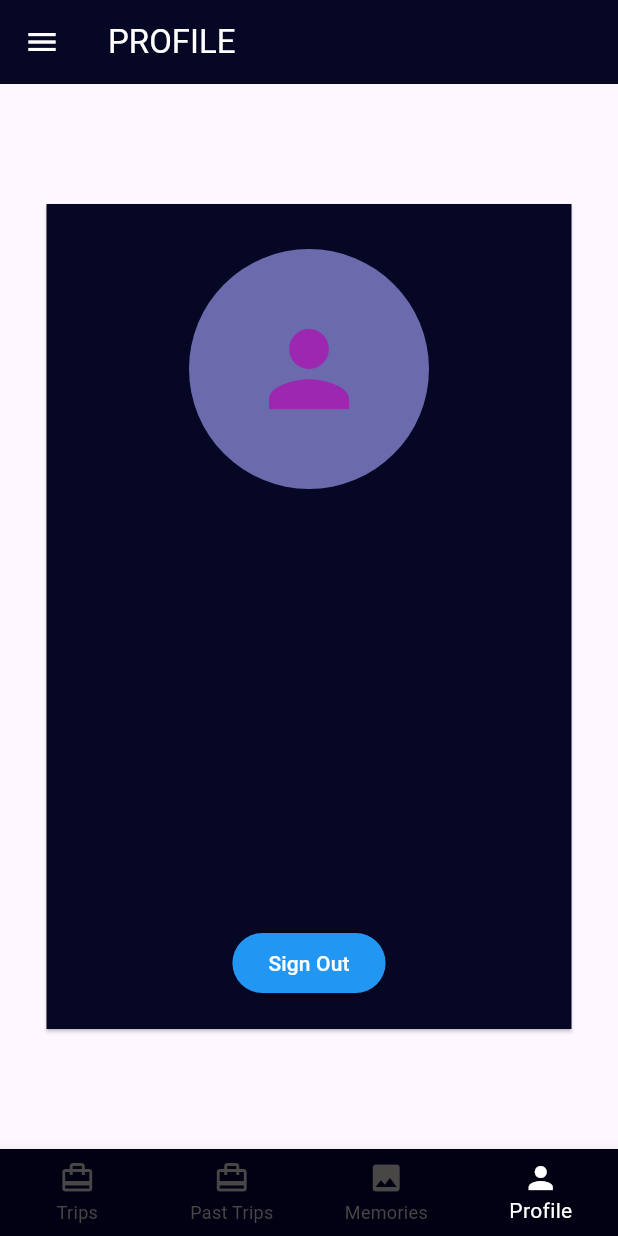
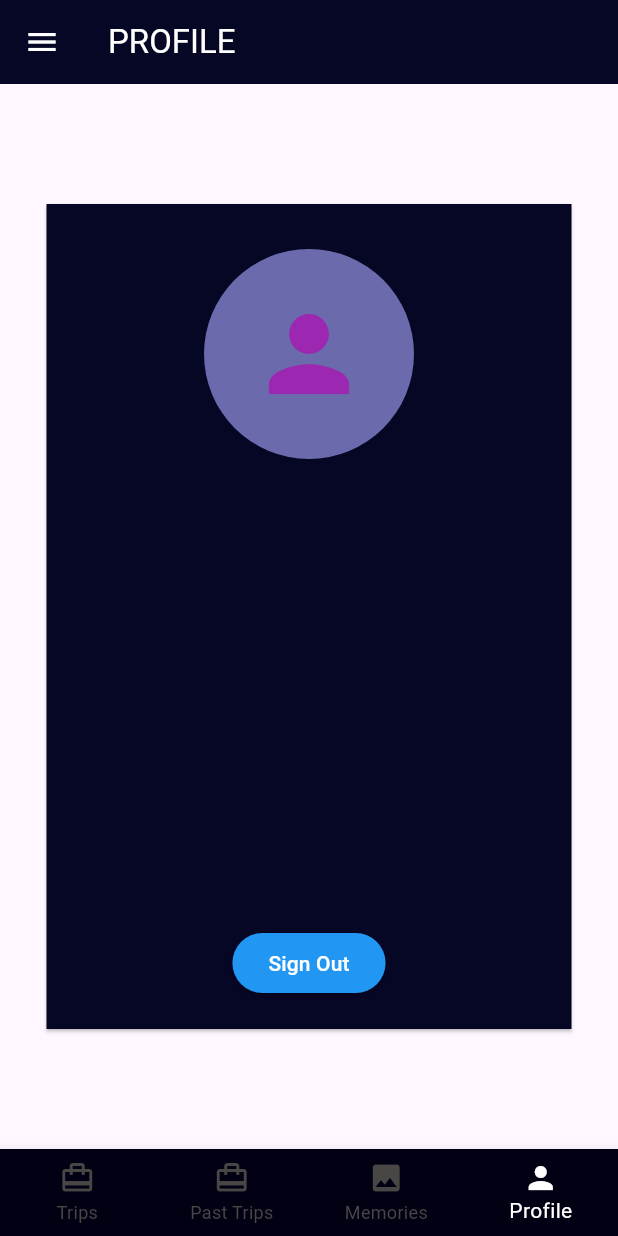
Before and after one commit to jincykp/MyTrips-Travel-Planner, a Flutter app: the screen it shows after launch, item 4 of the bottom bar chosen, on a phone screen of 412 x 824 dp. Run offline on Flutter 3.47's test engine with Material 3 defaults, Android fonts, the light colour scheme and no system bars; our stand-ins replace hive, hive_flutter, image_picker, lottie; accounts and stored records are empty; project files that could hold a hidden picture were left out.

Commit message:
profile structure done

```diff
--- a/lib/screens/addtrips.dart
+++ b/lib/screens/addtrips.dart
@@ -46,7 +46,7 @@ class _AddTripScreenState extends State<AddTripScreen> {
                 images == null
                     ? Container(
                         width: 140,
-                        height: 60,
+                        height: 80,
                         color: Colors.white,
                         child: IconButton(
                           onPressed: () {
@@ -56,8 +56,8 @@ class _AddTripScreenState extends State<AddTripScreen> {
                           iconSize: 55,
                         ))
                     : Container(
-                        width: 100,
-                        height: 70,
+                        width: 140,
+                        height: 90,
                         child: Image.file(
                           File(images!),
                           fit: BoxFit.cover,
--- a/lib/screens/edittrips.dart
+++ b/lib/screens/edittrips.dart
@@ -64,7 +64,7 @@ class _EditScreenState extends State<EditScreen> {
               children: [
                 imagee == null
                     ? Container(
-                        width: 100,
+                        width: 140,
                         height: 80,
                         color: Colors.white,
                         child: IconButton(
@@ -74,7 +74,7 @@ class _EditScreenState extends State<EditScreen> {
                         ))
                     : Container(
                         height: 80,
-                        width: 100,
+                        width: 140,
                         child: Image.file(
                           File(imagee!),
                           fit: BoxFit.cover,
--- a/lib/screens/memories/edit_memories.dart
+++ b/lib/screens/memories/edit_memories.dart
@@ -170,7 +170,7 @@ class _EditMemoryState extends State<EditMemory> {
                             MemoryExperience: memoryExperienceController.text);
                         // saveMemories();
                         editMemories(memoDatas).then((value) {
-                          Navigator.of(context).pop();
+                          Navigator.of(context).pop(memoDatas);
                           // Navigator.of(context).pop();
                         });
                       }
--- a/lib/screens/memories/memory_fullview.dart
+++ b/lib/screens/memories/memory_fullview.dart
@@ -85,7 +85,11 @@ class _MemoryFullviewState extends State<MemoryFullview> {
                                           MaterialPageRoute(
                                               builder: (context) => EditMemory(
                                                   mEdit: memoryListss,
-                                                  id: memoryListss.id!)));
+                                                  id: memoryListss.id!))).then(
+                                          (value) {
+                                        memoryListss = value;
+                                        setState(() {});
+                                      });
                                     },
                                     icon: Icon(Icons.edit))
                               ],
--- a/lib/screens/plans/addplan.dart
+++ b/lib/screens/plans/addplan.dart
@@ -159,7 +159,10 @@ class _addPlanScreenState extends State<addPlanScreen> {
                           timeController.text = _time!.format(context);
                         });
                       },
-                      icon: Icon(Icons.timer_outlined)),
+                      icon: Icon(
+                        Icons.timer_outlined,
+                        color: Colors.white,
+                      )),
                 ),
               ],
             ),
--- a/lib/screens/settings_screens/profile.dart
+++ b/lib/screens/settings_screens/profile.dart
@@ -10,7 +10,8 @@ import 'package:my_trips/screens/settings_screens/privacy_policy.dart';
 import 'package:my_trips/screens/settings_screens/terms_conditions.dart';
 
 class ProfileScreen extends StatefulWidget {
-  const ProfileScreen({super.key});
+  const ProfileScreen({Key? key}) : super(key: key);
+
   @override
   State<ProfileScreen> createState() => _ProfileScreenState();
 }
@@ -18,9 +19,9 @@ class ProfileScreen extends StatefulWidget {
 class _ProfileScreenState extends State<ProfileScreen> {
   late UserModel userModel;
   String? image;
+
   @override
   void initState() {
-    // TODO: implement initState
     super.initState();
     getAllUSerProfile();
     getUserImage().then((images) {
@@ -36,19 +37,15 @@ class _ProfileScreenState extends State<ProfileScreen> {
   @override
   Widget build(BuildContext context) {
     return Scaffold(
-      //backgroundColor: Color.fromARGB(255, 145, 145, 190),
       appBar: AppBar(
         foregroundColor: Colors.white,
-        title: Text(
-          "PROFILE",
-        ),
+        title: Text("PROFILE"),
         backgroundColor: Color.fromARGB(255, 6, 6, 37),
       ),
-      drawer: Padding(
-        padding: const EdgeInsets.fromLTRB(0, 15, 15, 15),
-        child: Drawer(
+      drawer: Drawer(
         backgroundColor: Color.fromARGB(255, 145, 145, 190),
-          child: ListView(children: [
+        child: ListView(
+          children: [
             ListTile(
               leading: Icon(
                 Icons.settings,
@@ -69,8 +66,10 @@ class _ProfileScreenState extends State<ProfileScreen> {
                 Navigator.push(
                   context,
                   MaterialPageRoute(
-                          builder: (context) => PrivacyPolicyScreen()));
-                }),
+                      builder: (context) => PrivacyPolicyScreen()),
+                );
+              },
+            ),
             ListTile(
               leading: Icon(Icons.info),
               title: Text(
@@ -78,9 +77,12 @@ class _ProfileScreenState extends State<ProfileScreen> {
                 style: TextStyle(fontWeight: FontWeight.bold),
               ),
               onTap: () {
-                  Navigator.push(context,
-                      MaterialPageRoute(builder: (context) => AboutScreen()));
-                }),
+                Navigator.push(
+                  context,
+                  MaterialPageRoute(builder: (context) => AboutScreen()),
+                );
+              },
+            ),
             ListTile(
               leading: Icon(Icons.contact_support_sharp),
               title: Text(
@@ -88,9 +90,12 @@ class _ProfileScreenState extends State<ProfileScreen> {
                 style: TextStyle(fontWeight: FontWeight.bold),
               ),
               onTap: () {
-                  Navigator.push(context,
-                      MaterialPageRoute(builder: (context) => ContactScreen()));
-                }),
+                Navigator.push(
+                  context,
+                  MaterialPageRoute(builder: (context) => ContactScreen()),
+                );
+              },
+            ),
             ListTile(
               leading: Icon(Icons.note),
               title: Text(
@@ -101,9 +106,11 @@ class _ProfileScreenState extends State<ProfileScreen> {
                 Navigator.push(
                   context,
                   MaterialPageRoute(
-                          builder: (context) => TermsconditionScreen()));
-                }),
-          ]),
+                      builder: (context) => TermsconditionScreen()),
+                );
+              },
+            ),
+          ],
         ),
       ),
       body: Center(
@@ -119,13 +126,26 @@ class _ProfileScreenState extends State<ProfileScreen> {
             child: Column(
               mainAxisSize: MainAxisSize.min,
               children: [
-                SizedBox(
-                  height: 10,
+                SizedBox(height: 10),
+                buildAvatar(),
+                SizedBox(height: 10),
+                Expanded(
+                  child: buildUserDetails(),
                 ),
-                image == null
+                buildSignOutButton(),
+              ],
+            ),
+          ),
+        ),
+      ),
+    );
+  }
+
+  Widget buildAvatar() {
+    return image == null
         ? CircleAvatar(
             backgroundColor: Color.fromARGB(255, 106, 106, 173),
-                        radius: 80,
+            radius: 70,
             child: IconButton(
               onPressed: () {
                 getimage();
@@ -138,36 +158,24 @@ class _ProfileScreenState extends State<ProfileScreen> {
             ),
           )
         : CircleAvatar(
-                        radius: 70,
-                        backgroundImage: FileImage(
-                          (File(image!)),
-                        ),
-                      ),
-                SizedBox(height: 10),
-                Expanded(
-                  child: ValueListenableBuilder<List<UserModel>>(
+            radius: 60,
+            backgroundImage: FileImage(File(image!)),
+          );
+  }
+
+  Widget buildUserDetails() {
+    return ValueListenableBuilder<List<UserModel>>(
       valueListenable: userListNotifier,
       builder: (context, userList, _) {
         if (userList.isNotEmpty) {
           final user = userList.last;
           return Column(
             children: [
-                            ListTile(
-                              title: Text('Name: ${user.name}',
-                                  style: TextStyle(color: Colors.white)),
-                            ),
+              buildListTile('Name:', user.name),
               Divider(thickness: 2),
-                            ListTile(
-                              title: Text(
-                                'Email id: ${user.email}',
-                                style: TextStyle(color: Colors.white),
-                              ),
-                            ),
+              buildListTile('Email id:', user.email),
               Divider(thickness: 2),
-                            ListTile(
-                              title: Text('Home City: ${user.homecity}',
-                                  style: TextStyle(color: Colors.white)),
-                            ),
+              buildListTile('Home City:', user.homecity),
               Divider(thickness: 2),
             ],
           );
@@ -175,26 +183,28 @@ class _ProfileScreenState extends State<ProfileScreen> {
           return Container();
         }
       },
-                  ),
-                ),
-                ElevatedButton(
+    );
+  }
+
+  Widget buildListTile(String label, String value) {
+    return ListTile(
+      title: Text(label + ' $value', style: TextStyle(color: Colors.white)),
+    );
+  }
+
+  Widget buildSignOutButton() {
+    return ElevatedButton(
       style: ButtonStyle(
         backgroundColor: MaterialStateProperty.all(Colors.blue),
       ),
       onPressed: () {
         showAlertDialog(context);
       },
-                    child:
-                        Text("Sign Out", style: TextStyle(color: Colors.white)))
-              ],
-            ),
-          ),
-        ),
-      ),
+      child: Text("Sign Out", style: TextStyle(color: Colors.white)),
     );
   }
 
-  getimage() async {
+  void getimage() async {
     final imagePicker = ImagePicker();
     final pickedImage =
         await imagePicker.pickImage(source: ImageSource.gallery);
@@ -208,13 +218,13 @@ class _ProfileScreenState extends State<ProfileScreen> {
         password: userModel.password,
         name: userModel.name,
         homecity: userModel.homecity,
-          image: pickedImage.path);
+        image: pickedImage.path,
+      );
       await addUserImage(userModel);
     }
   }
 
-  showAlertDialog(BuildContext context) {
-    // set up the buttons
+  void showAlertDialog(BuildContext context) {
     Widget cancelButton = TextButton(
       child: Text("Cancel"),
       onPressed: () {
@@ -226,10 +236,11 @@ class _ProfileScreenState extends State<ProfileScreen> {
       onPressed: () {
         Navigator.of(context).pushAndRemoveUntil(
           MaterialPageRoute(builder: (ctx1) => SigninScreen()),
-            (route) => false);
+          (route) => false,
+        );
       },
     );
-    // set up the AlertDialog
+
     AlertDialog alert = AlertDialog(
       backgroundColor: Colors.grey,
       title: Text("Attention!!!"),
@@ -239,7 +250,7 @@ class _ProfileScreenState extends State<ProfileScreen> {
         continueButton,
       ],
     );
-    // show the dialog
+
     showDialog(
       context: context,
       builder: (BuildContext context) {
```
Also changed, not shown: lib/database/model/trip_model.dart (+4 -3 lines), lib/screens/fullview_trips.dart (+14 -13 lines). Lines whose indentation alone changed are shown as unchanged.
